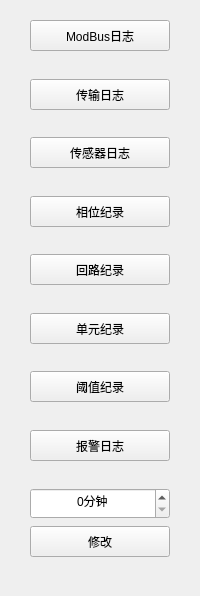
This is IDC_TestSystem/common/toolbox/logstoolwid.ui in ChinaClever/IDC_TestSystem as Qt 5 draws it before an edit. The edited form follows.
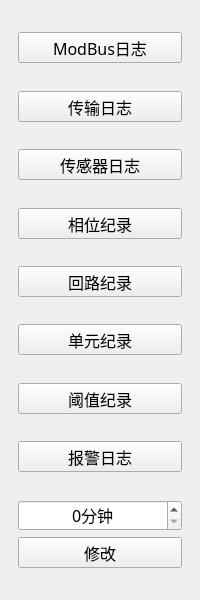
This is the edited form.

What changed in the file:
```diff
--- a/IDC_TestSystem/common/toolbox/logstoolwid.ui
+++ b/IDC_TestSystem/common/toolbox/logstoolwid.ui
@@ -7,21 +7,40 @@
     <x>0</x>
     <y>0</y>
     <width>200</width>
-    <height>596</height>
+    <height>600</height>
    </rect>
   </property>
+  <property name="font">
+   <font>
+    <family>微软雅黑</family>
+    <pointsize>12</pointsize>
+   </font>
+  </property>
   <property name="windowTitle">
    <string>Form</string>
   </property>
-  <widget class="QPushButton" name="thresholdBtn">
-   <property name="geometry">
-    <rect>
-     <x>30</x>
-     <y>371</y>
-     <width>140</width>
-     <height>31</height>
-    </rect>
+  <layout class="QVBoxLayout" name="verticalLayout">
+   <property name="leftMargin">
+    <number>18</number>
    </property>
+   <property name="rightMargin">
+    <number>18</number>
+   </property>
+   <item>
+    <spacer name="verticalSpacer">
+     <property name="orientation">
+      <enum>Qt::Vertical</enum>
+     </property>
+     <property name="sizeHint" stdset="0">
+      <size>
+       <width>20</width>
+       <height>40</height>
+      </size>
+     </property>
+    </spacer>
+   </item>
+   <item>
+    <widget class="QPushButton" name="modbusBtn">
    <property name="minimumSize">
     <size>
      <width>0</width>
@@ -29,18 +48,25 @@
     </size>
    </property>
    <property name="text">
-    <string>阈值纪录</string>
-   </property>
-  </widget>
+      <string>ModBus日志</string>
+     </property>
+    </widget>
+   </item>
+   <item>
+    <spacer name="verticalSpacer_2">
+     <property name="orientation">
+      <enum>Qt::Vertical</enum>
+     </property>
+     <property name="sizeHint" stdset="0">
+      <size>
+       <width>20</width>
+       <height>40</height>
+      </size>
+     </property>
+    </spacer>
+   </item>
+   <item>
   <widget class="QPushButton" name="transBtn">
-   <property name="geometry">
-    <rect>
-     <x>30</x>
-     <y>79</y>
-     <width>140</width>
-     <height>31</height>
-    </rect>
-   </property>
    <property name="minimumSize">
     <size>
      <width>0</width>
@@ -51,15 +77,178 @@
     <string>传输日志</string>
    </property>
   </widget>
+   </item>
+   <item>
+    <spacer name="verticalSpacer_3">
+     <property name="orientation">
+      <enum>Qt::Vertical</enum>
+     </property>
+     <property name="sizeHint" stdset="0">
+      <size>
+       <width>20</width>
+       <height>40</height>
+      </size>
+     </property>
+    </spacer>
+   </item>
+   <item>
+    <widget class="QPushButton" name="envBtn">
+     <property name="minimumSize">
+      <size>
+       <width>0</width>
+       <height>31</height>
+      </size>
+     </property>
+     <property name="text">
+      <string>传感器日志</string>
+     </property>
+    </widget>
+   </item>
+   <item>
+    <spacer name="verticalSpacer_4">
+     <property name="orientation">
+      <enum>Qt::Vertical</enum>
+     </property>
+     <property name="sizeHint" stdset="0">
+      <size>
+       <width>20</width>
+       <height>40</height>
+      </size>
+     </property>
+    </spacer>
+   </item>
+   <item>
+    <widget class="QPushButton" name="recordBtn">
+     <property name="minimumSize">
+      <size>
+       <width>0</width>
+       <height>31</height>
+      </size>
+     </property>
+     <property name="text">
+      <string>相位纪录</string>
+     </property>
+    </widget>
+   </item>
+   <item>
+    <spacer name="verticalSpacer_5">
+     <property name="orientation">
+      <enum>Qt::Vertical</enum>
+     </property>
+     <property name="sizeHint" stdset="0">
+      <size>
+       <width>20</width>
+       <height>40</height>
+      </size>
+     </property>
+    </spacer>
+   </item>
+   <item>
+    <widget class="QPushButton" name="loopBtn">
+     <property name="minimumSize">
+      <size>
+       <width>0</width>
+       <height>31</height>
+      </size>
+     </property>
+     <property name="text">
+      <string>回路纪录</string>
+     </property>
+    </widget>
+   </item>
+   <item>
+    <spacer name="verticalSpacer_6">
+     <property name="orientation">
+      <enum>Qt::Vertical</enum>
+     </property>
+     <property name="sizeHint" stdset="0">
+      <size>
+       <width>20</width>
+       <height>40</height>
+      </size>
+     </property>
+    </spacer>
+   </item>
+   <item>
+    <widget class="QPushButton" name="outputBtn">
+     <property name="minimumSize">
+      <size>
+       <width>0</width>
+       <height>31</height>
+      </size>
+     </property>
+     <property name="text">
+      <string>单元纪录</string>
+     </property>
+    </widget>
+   </item>
+   <item>
+    <spacer name="verticalSpacer_7">
+     <property name="orientation">
+      <enum>Qt::Vertical</enum>
+     </property>
+     <property name="sizeHint" stdset="0">
+      <size>
+       <width>20</width>
+       <height>40</height>
+      </size>
+     </property>
+    </spacer>
+   </item>
+   <item>
+    <widget class="QPushButton" name="thresholdBtn">
+     <property name="minimumSize">
+      <size>
+       <width>0</width>
+       <height>31</height>
+      </size>
+     </property>
+     <property name="text">
+      <string>阈值纪录</string>
+     </property>
+    </widget>
+   </item>
+   <item>
+    <spacer name="verticalSpacer_8">
+     <property name="orientation">
+      <enum>Qt::Vertical</enum>
+     </property>
+     <property name="sizeHint" stdset="0">
+      <size>
+       <width>20</width>
+       <height>40</height>
+      </size>
+     </property>
+    </spacer>
+   </item>
+   <item>
+    <widget class="QPushButton" name="alarmBtn">
+     <property name="minimumSize">
+      <size>
+       <width>0</width>
+       <height>31</height>
+      </size>
+     </property>
+     <property name="text">
+      <string>报警日志</string>
+     </property>
+    </widget>
+   </item>
+   <item>
+    <spacer name="verticalSpacer_9">
+     <property name="orientation">
+      <enum>Qt::Vertical</enum>
+     </property>
+     <property name="sizeHint" stdset="0">
+      <size>
+       <width>20</width>
+       <height>40</height>
+      </size>
+     </property>
+    </spacer>
+   </item>
+   <item>
   <widget class="QSpinBox" name="spinBox">
-   <property name="geometry">
-    <rect>
-     <x>30</x>
-     <y>488</y>
-     <width>140</width>
-     <height>31</height>
-    </rect>
-   </property>
    <property name="minimumSize">
     <size>
      <width>0</width>
@@ -76,34 +265,9 @@
     <number>999</number>
    </property>
   </widget>
-  <widget class="QPushButton" name="loopBtn">
-   <property name="geometry">
-    <rect>
-     <x>30</x>
-     <y>254</y>
-     <width>140</width>
-     <height>31</height>
-    </rect>
-   </property>
-   <property name="minimumSize">
-    <size>
-     <width>0</width>
-     <height>31</height>
-    </size>
-   </property>
-   <property name="text">
-    <string>回路纪录</string>
-   </property>
-  </widget>
+   </item>
+   <item>
   <widget class="QPushButton" name="timeBtn">
-   <property name="geometry">
-    <rect>
-     <x>30</x>
-     <y>526</y>
-     <width>140</width>
-     <height>31</height>
-    </rect>
-   </property>
    <property name="minimumSize">
     <size>
      <width>0</width>
@@ -114,101 +278,21 @@
     <string>修改</string>
    </property>
   </widget>
-  <widget class="QPushButton" name="alarmBtn">
-   <property name="geometry">
-    <rect>
-     <x>30</x>
-     <y>430</y>
-     <width>140</width>
-     <height>31</height>
-    </rect>
-   </property>
-   <property name="minimumSize">
+   </item>
+   <item>
+    <spacer name="verticalSpacer_10">
+     <property name="orientation">
+      <enum>Qt::Vertical</enum>
+     </property>
+     <property name="sizeHint" stdset="0">
     <size>
-     <width>0</width>
-     <height>31</height>
-    </size>
-   </property>
-   <property name="text">
-    <string>报警日志</string>
-   </property>
-  </widget>
-  <widget class="QPushButton" name="recordBtn">
-   <property name="geometry">
-    <rect>
-     <x>30</x>
-     <y>196</y>
-     <width>140</width>
-     <height>31</height>
-    </rect>
-   </property>
-   <property name="minimumSize">
-    <size>
-     <width>0</width>
-     <height>31</height>
-    </size>
-   </property>
-   <property name="text">
-    <string>相位纪录</string>
-   </property>
-  </widget>
-  <widget class="QPushButton" name="outputBtn">
-   <property name="geometry">
-    <rect>
-     <x>30</x>
-     <y>313</y>
-     <width>140</width>
-     <height>31</height>
-    </rect>
-   </property>
-   <property name="minimumSize">
-    <size>
-     <width>0</width>
-     <height>31</height>
-    </size>
-   </property>
-   <property name="text">
-    <string>单元纪录</string>
-   </property>
-  </widget>
-  <widget class="QPushButton" name="envBtn">
-   <property name="geometry">
-    <rect>
-     <x>30</x>
-     <y>137</y>
-     <width>140</width>
-     <height>31</height>
-    </rect>
-   </property>
-   <property name="minimumSize">
-    <size>
-     <width>0</width>
-     <height>31</height>
-    </size>
-   </property>
-   <property name="text">
-    <string>传感器日志</string>
-   </property>
-  </widget>
-  <widget class="QPushButton" name="modbusBtn">
-   <property name="geometry">
-    <rect>
-     <x>30</x>
-     <y>20</y>
-     <width>140</width>
-     <height>31</height>
-    </rect>
-   </property>
-   <property name="minimumSize">
-    <size>
-     <width>0</width>
-     <height>31</height>
-    </size>
-   </property>
-   <property name="text">
-    <string>ModBus日志</string>
-   </property>
-  </widget>
+       <width>20</width>
+       <height>40</height>
+      </size>
+     </property>
+    </spacer>
+   </item>
+  </layout>
  </widget>
  <resources/>
  <connections/>
```
Lines whose indentation alone changed are shown as unchanged.
